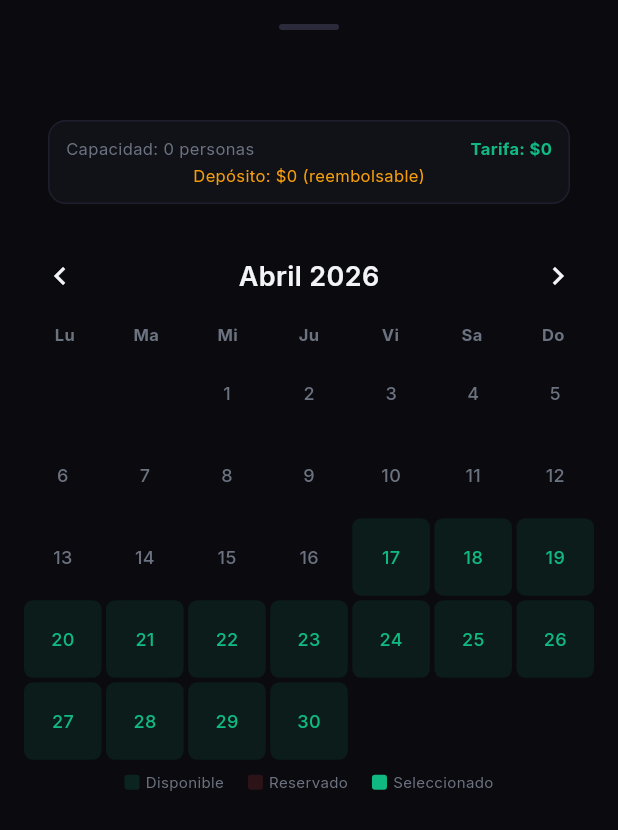
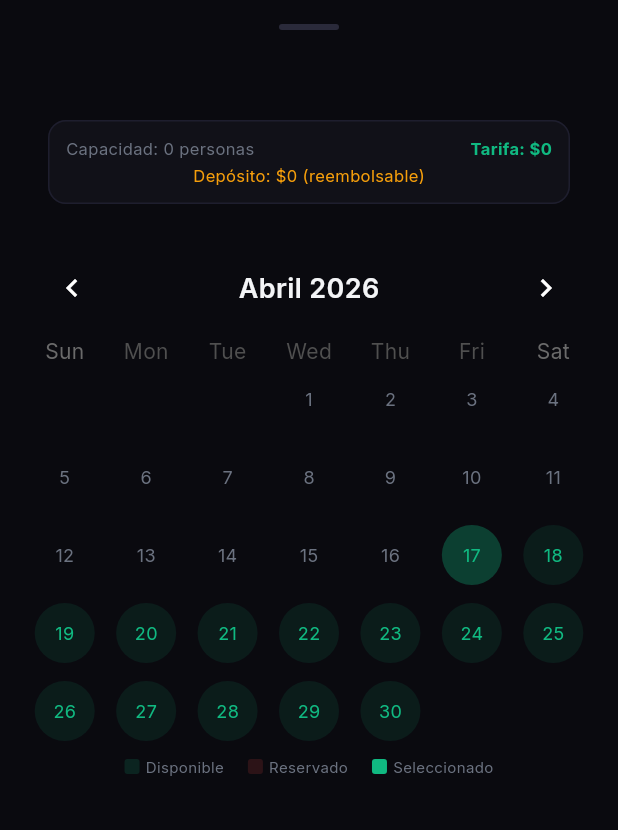
Before and after one commit to julianbecerra13/vecindario-app, a Flutter app: the _AmenityBookingSheet widget shown alone on an empty page, opened directly with empty values, on a phone screen of 412 x 824 dp. Shown: the top 830 px of the screen. Run offline on Flutter 3.47's test engine with Material 3 defaults, Android fonts, the phone set to English and light mode, and no system bars; drawn by our look-alikes of table_calendar; our stand-ins replace cached_network_image, cloud_firestore, firebase_auth, firebase_core, firebase_messaging, firebase_remote_config and 13 more; accounts and stored records are empty.

Commit message:
feat: reemplazar calendario manual con table_calendar en zonas sociales

```diff
--- a/lib/features/premium/amenities/screens/amenities_screen.dart
+++ b/lib/features/premium/amenities/screens/amenities_screen.dart
@@ -1,5 +1,6 @@
 import 'package:flutter/material.dart';
 import 'package:flutter_riverpod/flutter_riverpod.dart';
+import 'package:table_calendar/table_calendar.dart';
 import 'package:vecindario_app/core/constants/app_colors.dart';
 import 'package:vecindario_app/core/constants/app_sizes.dart';
 import 'package:vecindario_app/core/theme/text_styles.dart';
@@ -162,9 +163,9 @@ class _AmenityBookingSheet extends ConsumerStatefulWidget {
 }
 
 class _AmenityBookingSheetState extends ConsumerState<_AmenityBookingSheet> {
-  DateTime _currentMonth = DateTime(DateTime.now().year, DateTime.now().month);
+  DateTime _focusedDay = DateTime.now();
   DateTime? _selectedDate;
-  Set<int> _bookedDays = {};
+  Set<DateTime> _bookedDays = {};
 
   @override
   void initState() {
@@ -182,35 +183,15 @@ class _AmenityBookingSheetState extends ConsumerState<_AmenityBookingSheet> {
     if (mounted) {
       setState(() {
         _bookedDays = bookings
-            .where((b) =>
-                b.status == BookingStatus.confirmed &&
-                b.date.year == _currentMonth.year &&
-                b.date.month == _currentMonth.month)
-            .map((b) => b.date.day)
+            .where((b) => b.status == BookingStatus.confirmed)
+            .map((b) => DateTime(b.date.year, b.date.month, b.date.day))
             .toSet();
       });
     }
   }
 
-  void _prevMonth() {
-    setState(() {
-      _currentMonth = DateTime(_currentMonth.year, _currentMonth.month - 1);
-      _selectedDate = null;
-    });
-  }
-
-  void _nextMonth() {
-    setState(() {
-      _currentMonth = DateTime(_currentMonth.year, _currentMonth.month + 1);
-      _selectedDate = null;
-    });
-  }
-
   @override
   Widget build(BuildContext context) {
-    final daysInMonth = DateUtils.getDaysInMonth(_currentMonth.year, _currentMonth.month);
-    final firstWeekday = DateTime(_currentMonth.year, _currentMonth.month, 1).weekday; // 1=Mon
-    final monthName = _monthName(_currentMonth.month);
     final totalCost = widget.amenity.hourlyRate + (widget.amenity.deposit ?? 0);
 
     return DraggableScrollableSheet(
@@ -275,102 +256,92 @@ class _AmenityBookingSheetState extends ConsumerState<_AmenityBookingSheet> {
           ),
           const SizedBox(height: AppSizes.md),
 
-          // Navegación mes
-          Row(
-            mainAxisAlignment: MainAxisAlignment.spaceBetween,
-            children: [
-              IconButton(
-                onPressed: _prevMonth,
-                icon: const Icon(Icons.chevron_left),
+          TableCalendar(
+            firstDay: DateTime.now(),
+            lastDay: DateTime.now().add(const Duration(days: 365)),
+            focusedDay: _focusedDay,
+            selectedDayPredicate: (day) =>
+                _selectedDate != null && isSameDay(_selectedDate!, day),
+            enabledDayPredicate: (day) {
+              final normalized = DateTime(day.year, day.month, day.day);
+              return !_bookedDays.contains(normalized) &&
+                  !day.isBefore(DateTime.now().subtract(const Duration(days: 1)));
+            },
+            onDaySelected: (selectedDay, focusedDay) {
+              setState(() {
+                _selectedDate = selectedDay;
+                _focusedDay = focusedDay;
+              });
+            },
+            onPageChanged: (focusedDay) {
+              setState(() {
+                _focusedDay = focusedDay;
+                _selectedDate = null;
+              });
+              _loadBookings();
+            },
+            calendarStyle: CalendarStyle(
+              outsideDaysVisible: false,
+              selectedDecoration: const BoxDecoration(
+                color: AppColors.success,
+                shape: BoxShape.circle,
               ),
-              Text(
-                '$monthName ${_currentMonth.year}',
-                style: AppTextStyles.heading3,
+              selectedTextStyle: const TextStyle(
+                color: Colors.white,
+                fontWeight: FontWeight.w700,
+                fontSize: 12,
               ),
-              IconButton(
-                onPressed: _nextMonth,
-                icon: const Icon(Icons.chevron_right),
+              todayDecoration: BoxDecoration(
+                color: AppColors.success.withValues(alpha: 0.3),
+                shape: BoxShape.circle,
               ),
-            ],
+              todayTextStyle: const TextStyle(color: AppColors.success, fontSize: 12),
+              defaultDecoration: BoxDecoration(
+                color: AppColors.success.withValues(alpha: 0.1),
+                shape: BoxShape.circle,
               ),
-          const SizedBox(height: AppSizes.sm),
-
-          // Header días
-          Row(
-            children: ['Lu', 'Ma', 'Mi', 'Ju', 'Vi', 'Sa', 'Do']
-                .map((d) => Expanded(
+              defaultTextStyle: const TextStyle(color: AppColors.success, fontSize: 12),
+              weekendDecoration: BoxDecoration(
+                color: AppColors.success.withValues(alpha: 0.1),
+                shape: BoxShape.circle,
+              ),
+              weekendTextStyle: const TextStyle(color: AppColors.success, fontSize: 12),
+              disabledDecoration: const BoxDecoration(shape: BoxShape.circle),
+              disabledTextStyle: const TextStyle(color: AppColors.textHint, fontSize: 12),
+            ),
+            calendarBuilders: CalendarBuilders(
+              disabledBuilder: (context, day, focusedDay) {
+                final normalized = DateTime(day.year, day.month, day.day);
+                if (_bookedDays.contains(normalized)) {
+                  return Container(
+                    margin: const EdgeInsets.all(4),
+                    decoration: BoxDecoration(
+                      color: AppColors.error.withValues(alpha: 0.15),
+                      shape: BoxShape.circle,
+                    ),
                     child: Center(
                       child: Text(
-                          d,
-                          style: AppTextStyles.caption.copyWith(fontWeight: FontWeight.w700),
+                        '${day.day}',
+                        style: const TextStyle(color: AppColors.error, fontSize: 12),
                       ),
                     ),
-                    ))
-                .toList(),
-          ),
-          const SizedBox(height: 6),
-
-          // Grid calendario
-          GridView.builder(
-            shrinkWrap: true,
-            physics: const NeverScrollableScrollPhysics(),
-            gridDelegate: const SliverGridDelegateWithFixedCrossAxisCount(
-              crossAxisCount: 7,
-              childAspectRatio: 1,
-              crossAxisSpacing: 3,
-              mainAxisSpacing: 3,
-            ),
-            itemCount: firstWeekday - 1 + daysInMonth,
-            itemBuilder: (_, index) {
-              if (index < firstWeekday - 1) return const SizedBox.shrink();
-              final day = index - (firstWeekday - 1) + 1;
-              final date = DateTime(_currentMonth.year, _currentMonth.month, day);
-              final isBooked = _bookedDays.contains(day);
-              final isPast = date.isBefore(DateTime.now().subtract(const Duration(days: 1)));
-              final isSelected = _selectedDate != null &&
-                  _selectedDate!.day == day &&
-                  _selectedDate!.month == _currentMonth.month;
-
-              Color bgColor;
-              Color textColor;
-              if (isSelected) {
-                bgColor = AppColors.success;
-                textColor = Colors.white;
-              } else if (isBooked) {
-                bgColor = AppColors.error.withValues(alpha: 0.15);
-                textColor = AppColors.error;
-              } else if (isPast) {
-                bgColor = Colors.transparent;
-                textColor = AppColors.textHint;
-              } else {
-                bgColor = AppColors.success.withValues(alpha: 0.1);
-                textColor = AppColors.success;
+                  );
                 }
-
-              return GestureDetector(
-                onTap: (isBooked || isPast)
-                    ? null
-                    : () => setState(() => _selectedDate = date),
-                child: Container(
-                  decoration: BoxDecoration(
-                    color: bgColor,
-                    borderRadius: BorderRadius.circular(6),
-                  ),
-                  alignment: Alignment.center,
+                return null;
+              },
+              headerTitleBuilder: (context, day) => Center(
                 child: Text(
-                    '$day',
-                    style: TextStyle(
-                      fontSize: 12,
-                      fontWeight: isSelected ? FontWeight.w700 : FontWeight.w500,
-                      color: textColor,
+                  '${_monthName(day.month)} ${day.year}',
+                  style: AppTextStyles.heading3,
                 ),
               ),
             ),
-              );
-            },
+            headerStyle: const HeaderStyle(
+              formatButtonVisible: false,
+              titleCentered: true,
             ),
-          const SizedBox(height: AppSizes.sm),
-
+          ),
+          const SizedBox(height: AppSizes.xs),
           // Leyenda
           Row(
             mainAxisAlignment: MainAxisAlignment.center,
```
Lines whose indentation alone changed are shown as unchanged.
